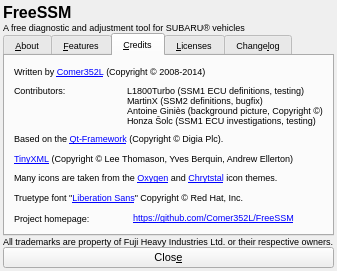
Above: ui/small/About.ui from Comer352L/FreeSSM before the change. Below: the same form after it.
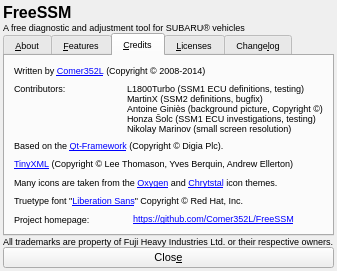
That is the form after the change. The open tabs and pages were chosen to show the change.

```diff
--- a/ui/small/About.ui
+++ b/ui/small/About.ui
@@ -678,7 +678,7 @@
           </font>
          </property>
          <property name="text">
-          <string>L1800Turbo (SSM1 ECU definitions, testing)&lt;br&gt;MartinX (SSM2 definitions, bugfix)&lt;br&gt;Antoine Giniès (background picture, Copyright ©)&lt;br&gt;Honza Šolc (SSM1 ECU investigations, testing)</string>
+          <string>L1800Turbo (SSM1 ECU definitions, testing)&lt;br&gt;MartinX (SSM2 definitions, bugfix)&lt;br&gt;Antoine Giniès (background picture, Copyright ©)&lt;br&gt;Honza Šolc (SSM1 ECU investigations, testing)&lt;br&gt;Nikolay Marinov (small screen resolution)</string>
          </property>
          <property name="alignment">
           <set>Qt::AlignLeading|Qt::AlignLeft|Qt::AlignTop</set>
```
